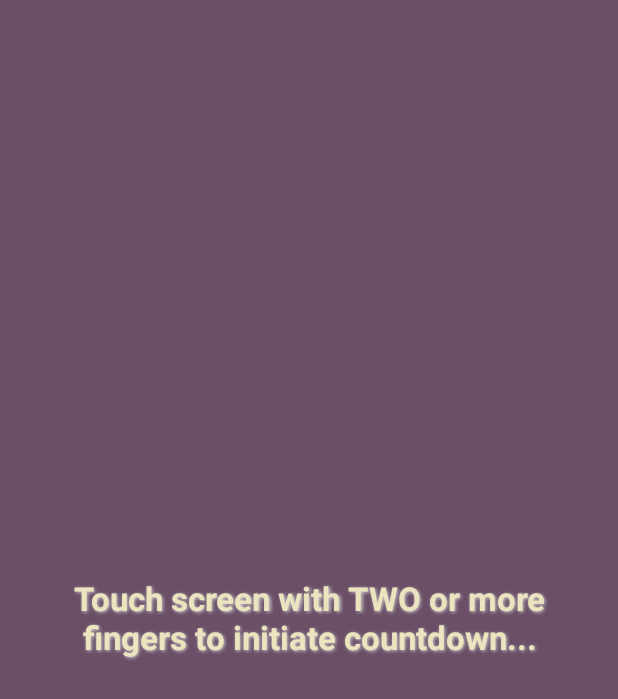
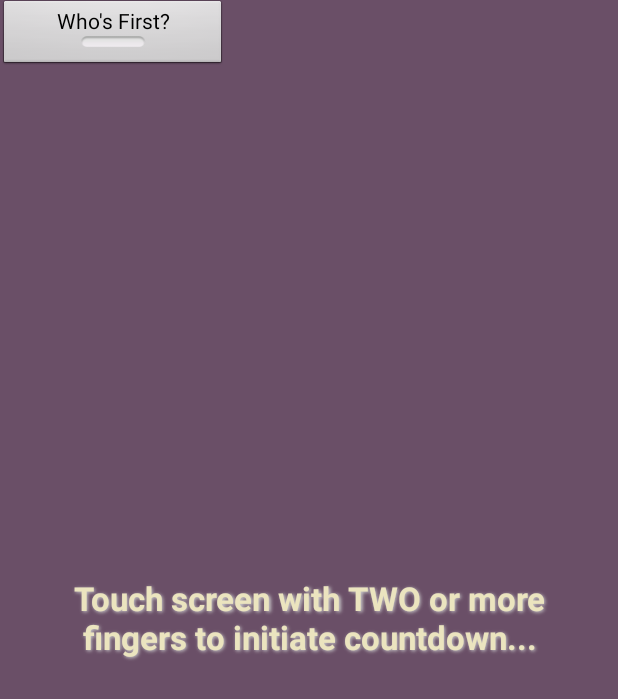
Before and after one commit to chizmw/whogoesfirst, an Android app: the screen it shows after launch (FingerCircleActivity), on a phone screen of 412 x 824 dp. Shown: the top 699 px of the screen. Run offline under Robolectric (Android 15) with nearby library versions, the phone set to English and light mode, and no system bars.

```diff
--- a/app/src/main/java/net/chizography/droid/whosfirst/CirclesDrawingView.java
+++ b/app/src/main/java/net/chizography/droid/whosfirst/CirclesDrawingView.java
@@ -20,12 +20,20 @@ import android.widget.Toast;
 
 import java.util.HashSet;
 import java.util.Random;
+import android.view.GestureDetector;
+import android.widget.ToggleButton;
+
 
 public class CirclesDrawingView extends View implements OnTouchListener {
     private static final String TAG = "CirclesDrawingView";
 
+    private GestureDetector gestureDetector;
+
     // chisel's debugging
 	private boolean debugEnabled = false;
+
+    // are we showing player start order?
+    private boolean showPlayerOrder = false;
 
     /** Paint to draw circles */
     private AppPaint mCirclePaint, mErasePaint, mDebugPaint, mWinnerPaint, paintWinnerCircleBorder;
@@ -55,12 +63,6 @@ public class CirclesDrawingView extends View implements OnTouchListener {
         }
     };
 
-    public CirclesDrawingView(final Context ct) {
-        super(ct);
-        init(ct);
-		simpleToast("c1");
-    }
-
     public CirclesDrawingView(final Context ct, final AttributeSet attrs) {
         super(ct, attrs);
         init(ct);
@@ -74,7 +76,7 @@ public class CirclesDrawingView extends View implements OnTouchListener {
 		if (countdownTimer == null && getTouchedCircleCount() > 1) {
 			countdownTimer = new CircleCountdown(this, 3);
 		}
-		return false;
+        return gestureDetector.onTouchEvent(evt);
 	}
 
 	private TextView getTextView(int id) {
@@ -107,6 +109,17 @@ public class CirclesDrawingView extends View implements OnTouchListener {
 			- 10;
 		canvas.drawCircle(ca.getCenterX(), ca.getCenterY(), borderRadius, cb);
 	}
+
+    private void drawModeToggle() {
+        ToggleButton tb =
+            (ToggleButton) ((Activity)getContext()).findViewById(R.id.activityfingerchooserToggleButton);
+        if (showPlayerOrder) {
+            tb.setChecked(true);
+        }
+        else {
+            tb.setChecked(false);
+        }
+    }
 
 	public void setStartHintVisible(boolean visible) {
 		TextView tvStartHint = getStartHintView();
@@ -176,6 +189,35 @@ public class CirclesDrawingView extends View implements OnTouchListener {
         paintWinnerCircleBorder = new AppPaint(AppPaint.paintType.WINNER_CIRCLE_BORDER);
 
 		setOnTouchListener(this);
+
+        GestureListener gl = new GestureListener(){
+            @Override
+            public void onSwipeLeft() {
+                // TODO: Implement this method
+                simpleToast("onSwipeLeft (false)");
+                showPlayerOrder = false;
+                init(ctx);
+            }
+
+            @Override
+            public void onSwipeRight() {
+                // TODO: Implement this method
+                simpleToast("onSwipeRight (true)");
+                showPlayerOrder = true;
+                init(ctx);
+            }
+
+            @Override
+            public void onSwipeTop() {
+                // no action
+            }
+
+            @Override
+            public void onSwipeBottom() {
+                // no action
+            }
+        };
+        gestureDetector = new GestureDetector(ctx, gl);
     }
 
     @Override
@@ -195,6 +237,8 @@ public class CirclesDrawingView extends View implements OnTouchListener {
 		if (null == countdownTimer) {
 			tvTimer.setVisibility(INVISIBLE);
 		}
+
+        drawModeToggle();
 
 		// automatically process timer text changes
 		TextWatcher twl = textWatcher;
@@ -218,7 +262,7 @@ public class CirclesDrawingView extends View implements OnTouchListener {
 			}
      	    canvas.drawCircle(circle.getCenterX(), circle.getCenterY(), circle.getRadius(), p);
 
-            if (pickedWinner) {
+            if (pickedWinner && showPlayerOrder) {
                 if (circle.hasStartPosition()) {
                     drawPlayerOrderNumber(circle, circle.getStartPosition());
                 }
@@ -334,7 +378,6 @@ public class CirclesDrawingView extends View implements OnTouchListener {
 		}
 		return touchedCircle;
 	}
-
 
     @Override
     public boolean onTouchEvent(final MotionEvent event) {
--- a/app/src/main/java/net/chizography/droid/whosfirst/GestureListener.java
+++ b/app/src/main/java/net/chizography/droid/whosfirst/GestureListener.java
@@ -18,7 +18,7 @@ abstract class GestureListener extends GestureDetector.SimpleOnGestureListener {
 
     @Override
     public boolean onDown(MotionEvent e) {
-        return true;
+        return false;
     }
 
     @Override
@@ -34,8 +34,8 @@ abstract class GestureListener extends GestureDetector.SimpleOnGestureListener {
                     } else {
                         onSwipeLeft();
                     }
+                    result = true;
                 }
-                result = true;
             }
             else if (Math.abs(diffY) > SWIPE_THRESHOLD && Math.abs(velocityY) > SWIPE_VELOCITY_THRESHOLD) {
                 if (diffY > 0) {
@@ -43,8 +43,8 @@ abstract class GestureListener extends GestureDetector.SimpleOnGestureListener {
                 } else {
                     onSwipeTop();
                 }
+                result = true;
             }
-            result = true;
 
         } catch (Exception exception) {
             exception.printStackTrace();
--- a/app/src/main/res/layout/activity_finger_chooser.xml
+++ b/app/src/main/res/layout/activity_finger_chooser.xml
@@ -71,4 +71,12 @@
 		android:layout_marginEnd="5dp"
 		android:layout_marginBottom="2dp"/>
 
+	<ToggleButton
+		android:layout_height="wrap_content"
+		android:layout_width="wrap_content"
+		android:id="@+id/activityfingerchooserToggleButton"
+		android:textOff="Who's First?"
+		android:textOn="Choose Player Order"
+		android:width="150dp"/>
+
 </RelativeLayout>
```
Lines whose indentation alone changed are shown as unchanged.
